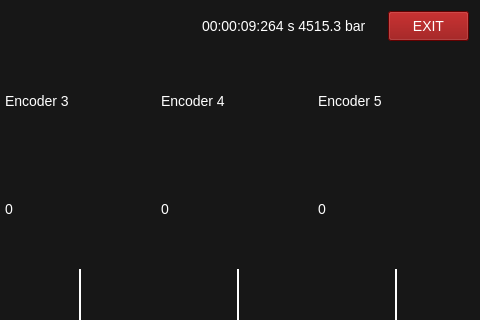
First picture: the form in src/ui/mainwindow.ui, repository MrFrangipane/frangitron-raspberry, before the edit; both pictures show x 320 to 800 and y 0 to 320 of the 800 by 480 pixel window.
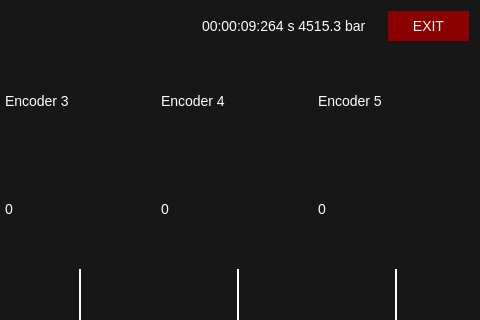
Second picture: the form after the edit. Custom widgets are drawn as their Qt base class.

What changed in the file:
```diff
--- a/src/ui/mainwindow.ui
+++ b/src/ui/mainwindow.ui
@@ -368,7 +368,8 @@
         </size>
        </property>
        <property name="styleSheet">
-        <string notr="true">background-color: darkred;</string>
+        <string notr="true">background-color: darkred;
+border: 0px;</string>
        </property>
        <property name="text">
         <string>EXIT</string>
```
